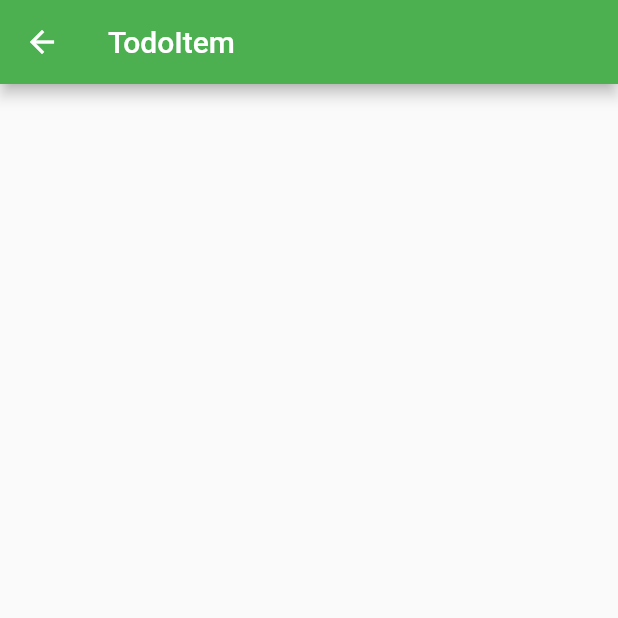
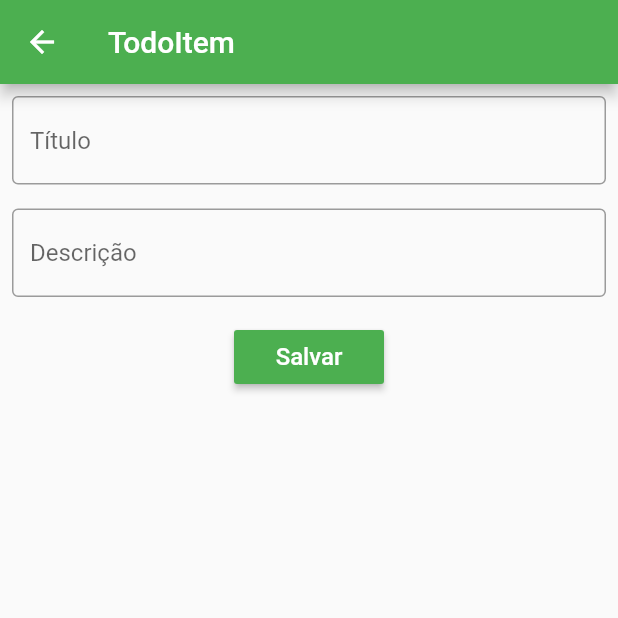
Before and after one commit to ricardogtx/flutterApp, a Flutter app: the screen it shows after launch, after a tap on the "add" icon, on a phone screen of 412 x 824 dp, the top half of it. Run offline on Flutter 3.47's test engine with Material 2 defaults, Android fonts, the phone set to English and light mode, and no system bars; our stand-ins replace shared_preferences.

Commit message:
Fix problem with callback function and save todo at sheredpreferences

```diff
--- /dev/null
+++ b/todo_app/lib/models/Todo.dart
@@ -0,0 +1,20 @@
+class Todo {
+  String titulo;
+  String descricao;
+  String status;
+
+  Todo();
+
+  Todo.fromTituloDescricao(String titulo, String descricao) {
+    this.titulo = titulo;
+    this.descricao = descricao;
+    this.status = 'A';
+  }
+
+  Todo.fromJson(Map<String, dynamic> json)
+      : titulo = json['titulo'],
+        descricao = json['descricao'],
+        status = json['status'];
+
+  Map toJson() => {'titulo': titulo, 'descricao': descricao, 'status': status};
+}
--- a/todo_app/lib/screens/todo_item.dart
+++ b/todo_app/lib/screens/todo_item.dart
@@ -1,4 +1,8 @@
+import 'dart:convert';
+
 import 'package:flutter/material.dart';
+import 'package:shared_preferences/shared_preferences.dart';
+import 'package:todo_app/models/Todo.dart';
 
 class TodoItem extends StatefulWidget {
   @override
@@ -6,11 +10,63 @@ class TodoItem extends StatefulWidget {
 }
 
 class _TodoItemState extends State<TodoItem> {
+  final _tituloController = TextEditingController();
+  final _descricaoController = TextEditingController();
+
+  _saveItem() async {
+    SharedPreferences prefs = await SharedPreferences.getInstance();
+    List<Todo> list = [];
+    var data = prefs.getString('list');
+    if (data != null) {
+      var objs = jsonDecode(data) as List;
+      list = objs.map((obj) => Todo.fromJson(obj)).toList();
+    }
+
+    Todo todo = Todo.fromTituloDescricao(
+        _tituloController.text, _descricaoController.text);
+    list.add(todo);
+    prefs.setString('list', jsonEncode(list));
+  }
+
   @override
   Widget build(BuildContext context) {
     return Scaffold(
       appBar: AppBar(
-        backgroundColor: Colors.green, title: Text('TodoItem'),
+        backgroundColor: Colors.green,
+        title: Text('TodoItem'),
+      ),
+      body: Column(
+        children: [
+          Padding(
+            padding: const EdgeInsets.all(8.0),
+            child: TextField(
+              controller: _tituloController,
+              decoration: InputDecoration(
+                  hintText: 'Título', border: OutlineInputBorder()),
+            ),
+          ),
+          Padding(
+            padding: const EdgeInsets.all(8.0),
+            child: TextField(
+              controller: _descricaoController,
+              decoration: InputDecoration(
+                  hintText: 'Descrição', border: OutlineInputBorder()),
+            ),
+          ),
+          Padding(
+              padding: const EdgeInsets.all(8.0),
+              child: ButtonTheme(
+                  minWidth: 100,
+                  child: RaisedButton(
+                    child: Text(
+                      'Salvar',
+                      style: TextStyle(fontSize: 16.0),
+                    ),
+                    color: Colors.green,
+                    textColor: Colors.white,
+                    onPressed: _saveItem,
+                  )))
+        ],
       ),
     );
   }
--- a/todo_app/lib/screens/todo_list.dart
+++ b/todo_app/lib/screens/todo_list.dart
@@ -1,4 +1,8 @@
+import 'dart:convert';
+
 import 'package:flutter/material.dart';
+import 'package:shared_preferences/shared_preferences.dart';
+import 'package:todo_app/models/Todo.dart';
 import 'package:todo_app/screens/todo_item.dart';
 
 class TodoList extends StatefulWidget {
@@ -7,7 +11,24 @@ class TodoList extends StatefulWidget {
 }
 
 class _TodoListState extends State<TodoList> {
-  var list = ['teste1', 'teste2', 'teste3'];
+  List<Todo> list = [];
+
+  @override
+  void initState() {
+    super.initState();
+    _reloadList();
+  }
+
+  _reloadList() async {
+    SharedPreferences prefs = await SharedPreferences.getInstance();
+    var data = prefs.getString('list');
+    if (data != null) {
+      setState(() {
+        var objs = jsonDecode(data) as List;
+        list = objs.map((obj) => Todo.fromJson(obj)).toList();
+      });
+    }
+  }
 
   @override
   Widget build(BuildContext context) {
@@ -19,8 +40,8 @@ class _TodoListState extends State<TodoList> {
       body: ListView.separated(
           itemBuilder: (context, index) {
             return ListTile(
-              title: Text(list[index]),
-              subtitle: Text(list[index]),
+              title: Text(list[index].titulo),
+              subtitle: Text(list[index].descricao),
               onTap: () => Navigator.push(
                   context, MaterialPageRoute(builder: (context) => TodoItem())),
             );
--- a/todo_app/pubspec.yaml
+++ b/todo_app/pubspec.yaml
@@ -23,6 +23,7 @@ environment:
 dependencies:
   flutter:
     sdk: flutter
+  shared_preferences: '0.5.8'
 
 
   # The following adds the Cupertino Icons font to your application.
```
